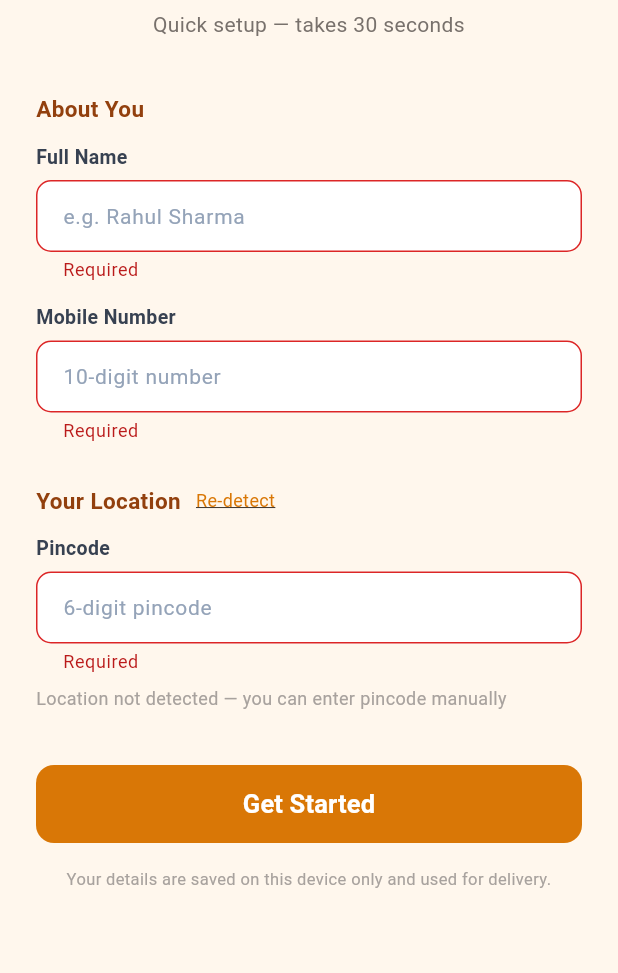
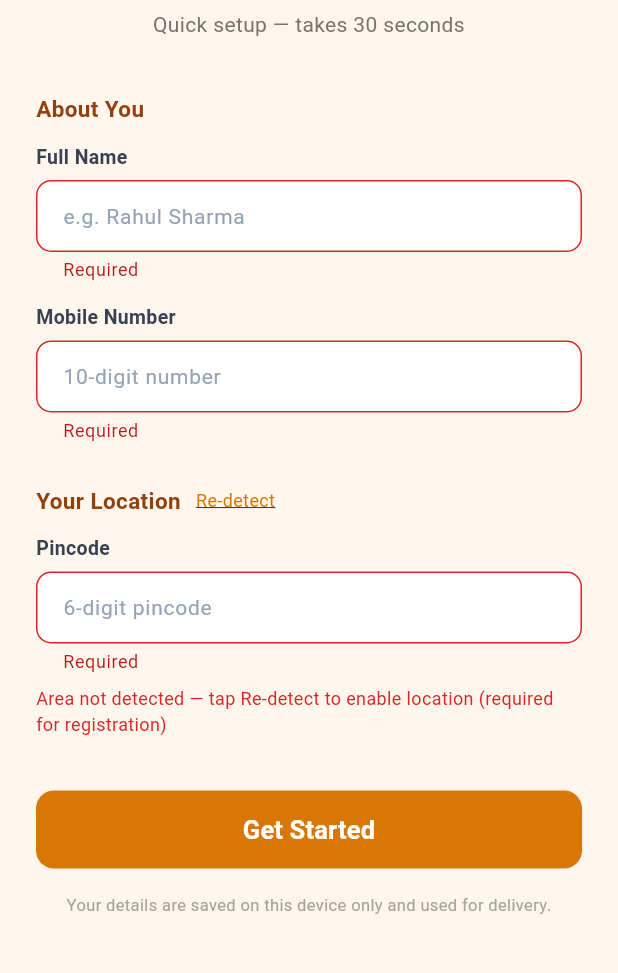
Before and after one commit to g2r1990/GSR-POC, a Flutter app: the screen it shows after launch, after a tap on "Get Started", on a phone screen of 412 x 824 dp, the part 228-1201 px from its top. Run offline on Flutter 3.47's test engine with Material 3 defaults, Android fonts, the phone set to English and light mode, and no system bars; our stand-ins replace geolocator, shared_preferences; network calls fail.

Commit message:
Build #39: billing fix, floating cart bar, offer history cleanup, auto-refresh, area mandatory
- billing_screen: fix revenue calculation — use order['total'] directly instead of
  re-computing from items with wrong field name (quantity vs qty); fixes ₹1810 showing
  instead of ₹5590
- home_screen: add Zomato-style floating amber cart bar (appears when cart has items),
  shows item count + restaurant name + total + View Cart button; 60-second periodic
  offer auto-refresh timer
- offers_screen: remove delete button from History tab — expired offers are permanent
  records; onDelete is now optional on _OfferCard
- dashboard_screen: 30-second periodic auto-refresh of active order count and menu stats
- onboarding_screen: area is now mandatory — blocks registration with a red error if GPS
  area was not detected, prompts user to Re-detect location
- profile_screen: version updated to Sprint 9

Co-Authored-By: Claude Sonnet 4.6 <noreply@anthropic.com>

```diff
--- a/gsr_app/lib/screens/customer/onboarding_screen.dart
+++ b/gsr_app/lib/screens/customer/onboarding_screen.dart
@@ -77,6 +77,16 @@ class _CustomerOnboardingScreenState extends State<CustomerOnboardingScreen> {
 
   Future<void> _save() async {
     if (!_formKey.currentState!.validate()) return;
+    if (_area == null) {
+      ScaffoldMessenger.of(context).showSnackBar(
+        const SnackBar(
+          content: Text('Area not detected. Tap Re-detect to enable location — it is required for registration.'),
+          backgroundColor: Color(0xFFDC2626),
+          duration: Duration(seconds: 4),
+        ),
+      );
+      return;
+    }
     setState(() => _saving = true);
     try {
       final result = await ApiService.customerSendOtp(_phoneCtr.text.trim());
@@ -245,13 +255,13 @@ class _CustomerOnboardingScreenState extends State<CustomerOnboardingScreen> {
                   ],
                 ],
 
-                if (!_detecting && _district == null)
+                if (!_detecting && _area == null)
                   const Padding(
                     padding: EdgeInsets.only(top: 8),
                     child: Text(
-                      'Location not detected — you can enter pincode manually',
+                      'Area not detected — tap Re-detect to enable location (required for registration)',
                       style:
-                          TextStyle(fontSize: 12, color: Color(0xFFA8A29E)),
+                          TextStyle(fontSize: 12, color: Color(0xFFDC2626)),
                     ),
                   ),
 
--- a/gsr_app/lib/screens/customer/profile_screen.dart
+++ b/gsr_app/lib/screens/customer/profile_screen.dart
@@ -154,7 +154,7 @@ class _CustomerProfileScreenState extends State<CustomerProfileScreen> {
                               fontSize: 13,
                               fontWeight: FontWeight.w500,
                               color: Color(0xFF374151))),
-                      trailing: const Text('1.0 · Sprint 8',
+                      trailing: const Text('1.0 · Sprint 9',
                           style: TextStyle(
                               fontSize: 13, color: Color(0xFF78716C))),
                       dense: true,
```
Also changed, not shown: gsr_app/lib/screens/customer/home_screen.dart (+79 -2 lines), gsr_app/lib/screens/owner/billing_screen.dart (+2 -8 lines), gsr_app/lib/screens/owner/dashboard_screen.dart (+11 -0 lines), gsr_app/lib/screens/owner/offers_screen.dart (+8 -8 lines).
